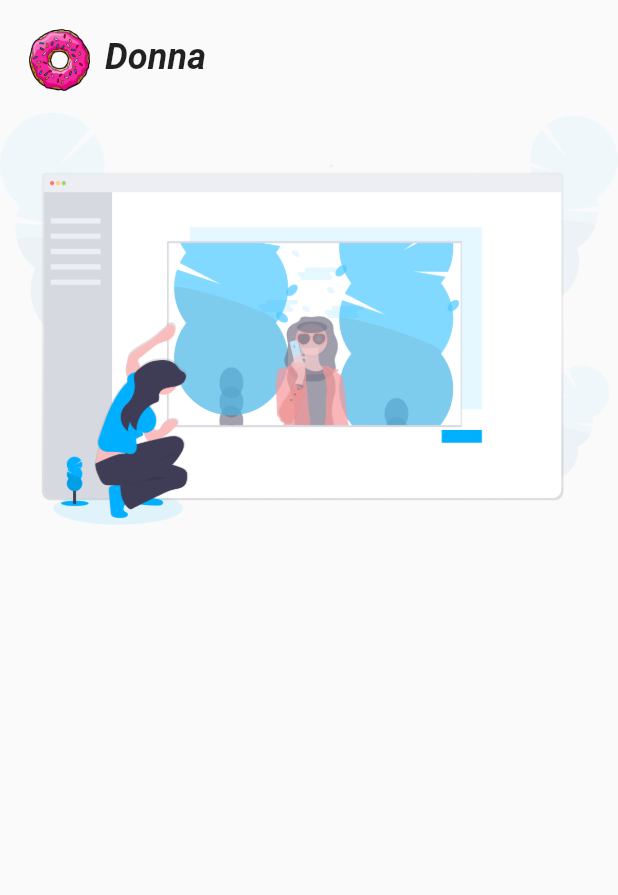
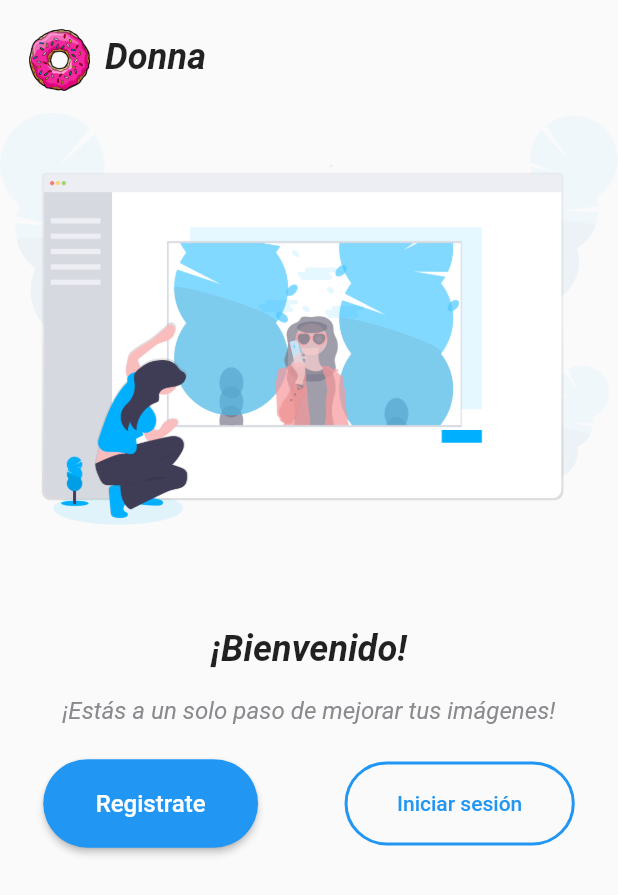
Before and after one commit to Rod99/Donna, a Flutter app: the WelcomeMobile screen opened directly, on a phone screen of 412 x 824 dp. Shown: the top 895 px of the screen. Run offline on Flutter 3.47's test engine with Material 2 defaults, Android fonts, the phone set to English and light mode, and no system bars; our stand-ins replace google_fonts, introduction_screen, wave; Roboto replaces fonts that are missing (Ubuntu).

Commit message:
Antes de ingresar a login o signup

```diff
--- a/lib/pages/mobile/welcome_mobile.dart
+++ b/lib/pages/mobile/welcome_mobile.dart
@@ -39,6 +39,83 @@ class WelcomeMobile extends StatelessWidget {
                 "assets/onboarding/slide1.png",
                 width: size.width,
               ),
+            ),
+            Positioned.fill(
+              top: size.height * 0.05,
+              child: Align(
+                child: Text(
+                  "¡Bienvenido!",
+                  style: GoogleFonts.ubuntu(
+                    fontSize: 24,
+                    fontStyle: FontStyle.italic,
+                    fontWeight: FontWeight.w700,
+                  ),
+                ),
+              ),
+            ),
+            Positioned.fill(
+              top: size.height * 0.15,
+              child: Align(
+                child: Text(
+                  "¡Estás a un solo paso de mejorar tus imágenes!",
+                  style: GoogleFonts.ubuntu(
+                    fontSize: 16,
+                    fontStyle: FontStyle.italic,
+                    color: const Color(0xff898A8D),
+                  ),
+                ),
+              ),
+            ),
+            Positioned.fill(
+              top: size.height * 0.30,
+              child: Row(
+                mainAxisAlignment: MainAxisAlignment.spaceAround,
+                children: [
+                  ElevatedButton(
+                    onPressed: () {
+
+                    },
+                    style: ElevatedButton.styleFrom(
+                      padding: const EdgeInsets.only(
+                        left: 35,
+                        top: 20,
+                        right: 35,
+                        bottom: 20,
+                      ),
+                      shape: RoundedRectangleBorder(
+                        borderRadius: BorderRadius.circular(30.0),
+                      ),
+                    ),
+                    child: Text(
+                        "Registrate",
+                      style: GoogleFonts.ubuntu(
+                        fontSize: 16,
+                      ),
+                    ),
+                  ),
+                  TextButton(
+                    onPressed: () {
+
+                    },
+                    style: ElevatedButton.styleFrom(
+                      padding: const EdgeInsets.only(
+                        left: 35,
+                        top: 20,
+                        right: 35,
+                        bottom: 20,
+                      ),
+                      shape: RoundedRectangleBorder(
+                        side: const BorderSide(
+                          color: Colors.blue,
+                          width: 2,
+                        ),
+                        borderRadius: BorderRadius.circular(30.0),
+                      ),
+                    ),
+                    child: const Text("Iniciar sesión"),
+                  ),
+                ],
+              ),
             )
           ],
         )
```
